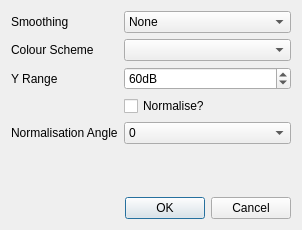
Qt form src/main/python/ui/display.ui (3ll3d00d/pypolarmap) before a commit.
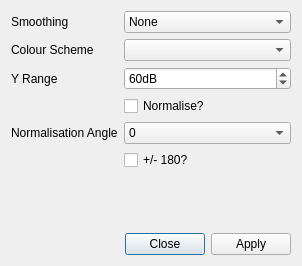
The same form after that commit.

Diff of the .ui file:
```diff
--- a/src/main/python/ui/display.ui
+++ b/src/main/python/ui/display.ui
@@ -7,7 +7,7 @@
     <x>0</x>
     <y>0</y>
     <width>302</width>
-    <height>230</height>
+    <height>266</height>
    </rect>
   </property>
   <property name="windowTitle">
@@ -121,6 +121,13 @@
        </item>
       </widget>
      </item>
+     <item row="5" column="1">
+      <widget class="QCheckBox" name="polarRange">
+       <property name="text">
+        <string>+/- 180?</string>
+       </property>
+      </widget>
+     </item>
     </layout>
    </item>
    <item row="1" column="0">
@@ -129,7 +136,7 @@
       <enum>Qt::Horizontal</enum>
      </property>
      <property name="standardButtons">
-      <set>QDialogButtonBox::Cancel|QDialogButtonBox::Ok</set>
+      <set>QDialogButtonBox::Apply|QDialogButtonBox::Close</set>
      </property>
     </widget>
    </item>
```
